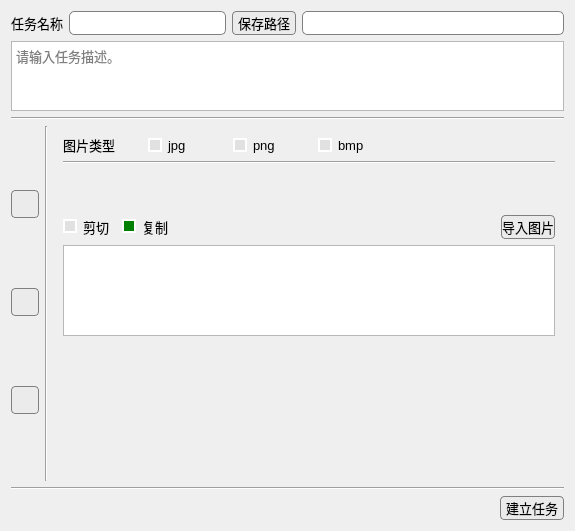
Qt form ui_files/build_task.ui (feiyuhuahuo/HuaHuoLabel) before a commit.
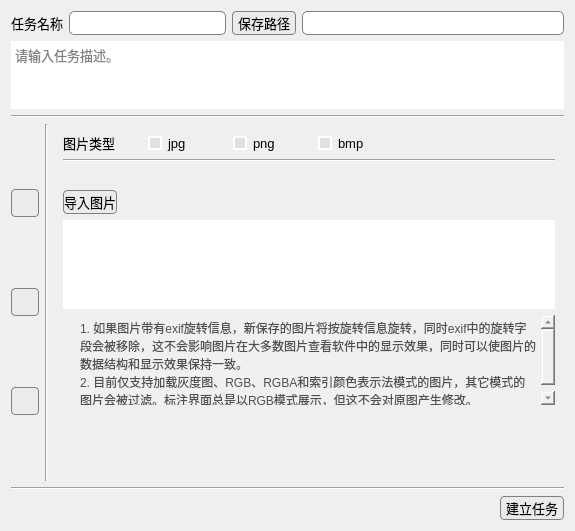
The same form after that commit. Icons and pictures are not drawn.

Patch:
```diff
--- a/ui_files/build_task.ui
+++ b/ui_files/build_task.ui
@@ -127,6 +127,9 @@
      <property name="styleSheet">
       <string notr="true"/>
      </property>
+     <property name="frameShape">
+      <enum>QFrame::NoFrame</enum>
+     </property>
      <property name="readOnly">
       <bool>false</bool>
      </property>
@@ -307,7 +310,7 @@
         <number>0</number>
        </property>
        <widget class="QWidget" name="page_1">
-        <layout class="QVBoxLayout" name="verticalLayout_4" stretch="1,1,2,0,4,6">
+        <layout class="QVBoxLayout" name="verticalLayout_4" stretch="1,1,1,0,4,1,3">
          <item>
           <layout class="QHBoxLayout" name="horizontalLayout" stretch="1,1,1,1,2">
            <item alignment="Qt::AlignLeft">
@@ -446,81 +449,6 @@
            <property name="spacing">
             <number>12</number>
            </property>
-           <item alignment="Qt::AlignHCenter">
-            <widget class="QRadioButton" name="radioButton_cut">
-             <property name="font">
-              <font>
-               <pointsize>10</pointsize>
-              </font>
-             </property>
-             <property name="toolTip">
-              <string>图片以剪切的方式移动到路径下</string>
-             </property>
-             <property name="styleSheet">
-              <string notr="true">QRadioButton::indicator:checked {
-
-    background-color:       green;
-    border:                 2px solid white;  
-}
-
-QRadioButton::indicator:unchecked {
-
-    background-color:       rgb(225, 225, 225);
-    border:                 2px solid white;  
-}</string>
-             </property>
-             <property name="text">
-              <string>剪切</string>
-             </property>
-            </widget>
-           </item>
-           <item alignment="Qt::AlignHCenter">
-            <widget class="QRadioButton" name="radioButton_copy">
-             <property name="enabled">
-              <bool>true</bool>
-             </property>
-             <property name="font">
-              <font>
-               <pointsize>10</pointsize>
-              </font>
-             </property>
-             <property name="toolTip">
-              <string>图片以复制的方式移动到路径下</string>
-             </property>
-             <property name="styleSheet">
-              <string notr="true">QRadioButton::indicator:checked {
-
-    background-color:       green;
-    border:                 2px solid white;  
-}
-
-QRadioButton::indicator:unchecked {
-
-    background-color:       rgb(225, 225, 225);
-    border:                 2px solid white;  
-}</string>
-             </property>
-             <property name="text">
-              <string>复制</string>
-             </property>
-             <property name="checked">
-              <bool>true</bool>
-             </property>
-            </widget>
-           </item>
-           <item>
-            <spacer name="horizontalSpacer_9">
-             <property name="orientation">
-              <enum>Qt::Horizontal</enum>
-             </property>
-             <property name="sizeHint" stdset="0">
-              <size>
-               <width>40</width>
-               <height>20</height>
-              </size>
-             </property>
-            </spacer>
-           </item>
            <item>
             <widget class="QPushButton" name="pushButton_import_imgs">
              <property name="sizePolicy">
@@ -585,6 +513,19 @@
              </property>
             </widget>
            </item>
+           <item>
+            <spacer name="horizontalSpacer_9">
+             <property name="orientation">
+              <enum>Qt::Horizontal</enum>
+             </property>
+             <property name="sizeHint" stdset="0">
+              <size>
+               <width>40</width>
+               <height>20</height>
+              </size>
+             </property>
+            </spacer>
+           </item>
           </layout>
          </item>
          <item>
@@ -594,8 +535,89 @@
              <pointsize>10</pointsize>
             </font>
            </property>
+           <property name="frameShape">
+            <enum>QFrame::NoFrame</enum>
+           </property>
           </widget>
          </item>
+         <item>
+          <layout class="QHBoxLayout" name="horizontalLayout_11">
+           <item alignment="Qt::AlignVCenter">
+            <widget class="QLabel" name="label_9">
+             <property name="sizePolicy">
+              <sizepolicy hsizetype="Preferred" vsizetype="Preferred">
+               <horstretch>0</horstretch>
+               <verstretch>0</verstretch>
+              </sizepolicy>
+             </property>
+             <property name="minimumSize">
+              <size>
+               <width>0</width>
+               <height>20</height>
+              </size>
+             </property>
+             <property name="maximumSize">
+              <size>
+               <width>20</width>
+               <height>20</height>
+              </size>
+             </property>
+             <property name="text">
+              <string/>
+             </property>
+             <property name="pixmap">
+              <pixmap>images/iqwc/Getinfo.ico</pixmap>
+             </property>
+             <property name="scaledContents">
+              <bool>true</bool>
+             </property>
+            </widget>
+           </item>
+           <item>
+            <widget class="QTextBrowser" name="textBrowser_4">
+             <property name="sizePolicy">
+              <sizepolicy hsizetype="Expanding" vsizetype="Expanding">
+               <horstretch>0</horstretch>
+               <verstretch>0</verstretch>
+              </sizepolicy>
+             </property>
+             <property name="minimumSize">
+              <size>
+               <width>0</width>
+               <height>90</height>
+              </size>
+             </property>
+             <property name="maximumSize">
+              <size>
+               <width>16777215</width>
+               <height>90</height>
+              </size>
+             </property>
+             <property name="styleSheet">
+              <string notr="true">background-color:       rgb(240, 240, 240);
+color:       rgb(80, 80, 80);</string>
+             </property>
+             <property name="frameShape">
+              <enum>QFrame::NoFrame</enum>
+             </property>
+             <property name="verticalScrollBarPolicy">
+              <enum>Qt::ScrollBarAsNeeded</enum>
+             </property>
+             <property name="html">
+              <string>&lt;!DOCTYPE HTML PUBLIC &quot;-//W3C//DTD HTML 4.0//EN&quot; &quot;http://www.w3.org/TR/REC-html40/strict.dtd&quot;&gt;
+&lt;html&gt;&lt;head&gt;&lt;meta name=&quot;qrichtext&quot; content=&quot;1&quot; /&gt;&lt;meta charset=&quot;utf-8&quot; /&gt;&lt;style type=&quot;text/css&quot;&gt;
+p, li { white-space: pre-wrap; }
+hr { height: 1px; border-width: 0; }
+li.unchecked::marker { content: &quot;\2610&quot;; }
+li.checked::marker { content: &quot;\2612&quot;; }
+&lt;/style&gt;&lt;/head&gt;&lt;body style=&quot; font-family:'Microsoft YaHei UI'; font-size:9pt; font-weight:400; font-style:normal;&quot;&gt;
+&lt;p style=&quot; margin-top:0px; margin-bottom:0px; margin-left:0px; margin-right:0px; -qt-block-indent:0; text-indent:0px;&quot;&gt;1. 如果图片带有exif旋转信息，新保存的图片将按旋转信息旋转，同时exif中的旋转字段会被移除，这不会影响图片在大多数图片查看软件中的显示效果，同时可以使图片的数据结构和显示效果保持一致。&lt;/p&gt;
+&lt;p style=&quot; margin-top:0px; margin-bottom:0px; margin-left:0px; margin-right:0px; -qt-block-indent:0; text-indent:0px;&quot;&gt;2. 目前仅支持加载灰度图、RGB、RGBA和索引颜色表示法模式的图片，其它模式的图片会被过滤。标注界面总是以RGB模式展示，但这不会对原图产生修改。&lt;/p&gt;&lt;/body&gt;&lt;/html&gt;</string>
+             </property>
+            </widget>
+           </item>
+          </layout>
+         </item>
          <item>
           <spacer name="verticalSpacer">
            <property name="orientation">
```
